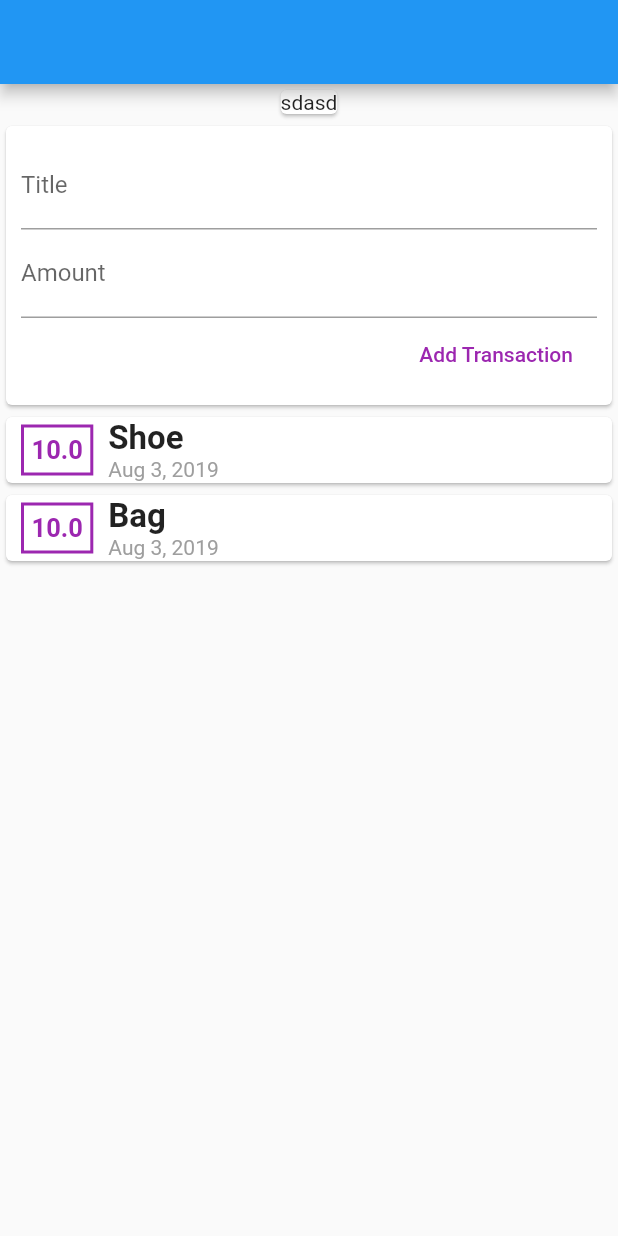
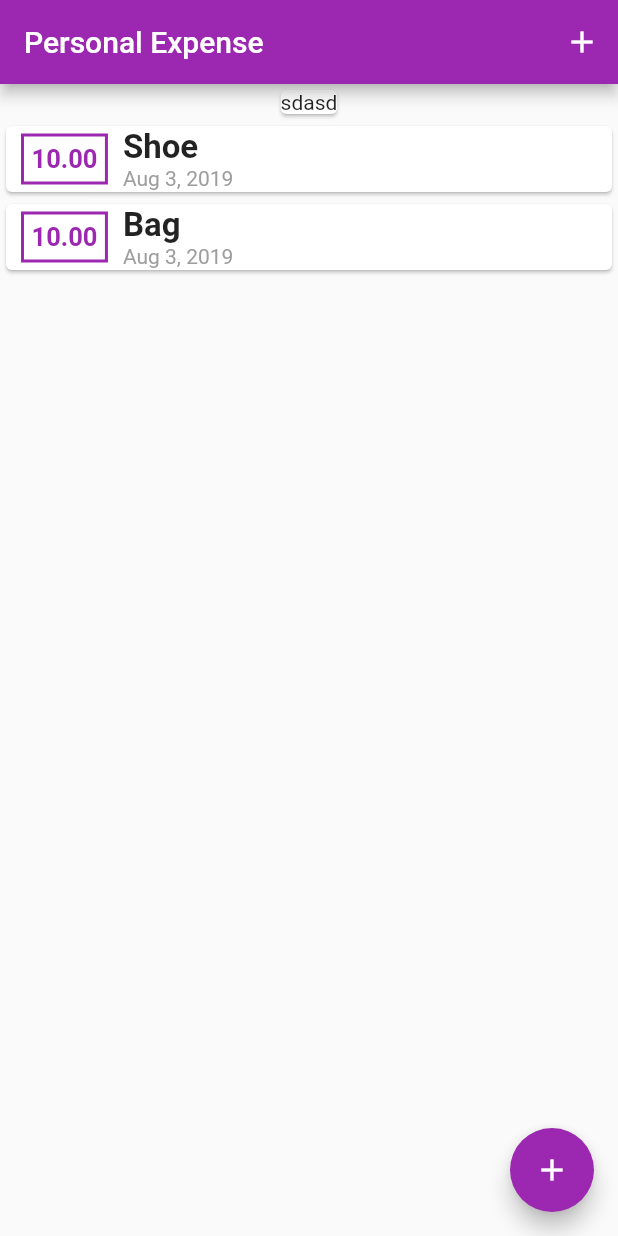
Before and after one commit to beaksickboy/Personal-Expense, a Flutter app: the screen it shows after launch, on a phone screen of 412 x 824 dp. Run offline on Flutter 3.47's test engine with Material 2 defaults, Android fonts, the phone set to English and light mode, and no system bars.

Commit message:
Adding transaction

```diff
--- a/lib/main.dart
+++ b/lib/main.dart
@@ -1,6 +1,7 @@
 import 'package:flutter/material.dart';
 import 'package:personal_expense/transaction-model.dart';
-import 'package:intl/intl.dart';
+import 'package:personal_expense/widget/transaction/transaction-form.dart';
+import 'package:personal_expense/widget/transaction/transaction-list.dart';
 
 void main() => runApp(MyApp());
 
@@ -20,101 +21,75 @@ class MyApp extends StatelessWidget {
         // or simply save your changes to "hot reload" in a Flutter IDE).
         // Notice that the counter didn't reset back to zero; the application
         // is not restarted.
-        primarySwatch: Colors.blue,
+        primarySwatch: Colors.purple,
       ),
       home: MyHomePage(),
     );
   }
 }
 
-class MyHomePage extends StatelessWidget {
-  final List<Transaction> transactions = [
-    Transaction(id: 'One', amount: 10.0, date: DateTime.now(), title: 'Shoe'),
-    Transaction(id: 'Two', amount: 10.0, date: DateTime.now(), title: 'Bag'),
+class MyHomePage extends StatefulWidget {
+  @override
+  _MyHomePageState createState() => _MyHomePageState();
+}
+
+class _MyHomePageState extends State<MyHomePage> {
+  final List<TransactionModel> _transactions = [
+    TransactionModel(
+        id: 'One', amount: 10.0, date: DateTime.now(), title: 'Shoe'),
+    TransactionModel(
+        id: 'Two', amount: 10.0, date: DateTime.now(), title: 'Bag'),
   ];
 
-  final titleEditingController = TextEditingController();
-  final amountEditingController = TextEditingController();
+  void _addTransaction(String title, double amount) {
+    final transaction = TransactionModel(
+        amount: amount, title: title, id: 'what', date: DateTime.now());
+    setState(() {
+      _transactions.add(transaction);
+    });
+  }
+
+  void showTransactionForm(context) {
+    showModalBottomSheet(
+      context: context,
+      builder: (context) {
+        return GestureDetector(
+          child: TransactionForm(_addTransaction),
+          onTap: () {},
+          behavior: HitTestBehavior.opaque,
+        );
+      },
+    );
+  }
 
   @override
   Widget build(BuildContext context) {
     return Scaffold(
-      appBar: AppBar(),
-      body: Column(
+      appBar: AppBar(
+        title: Text('Personal Expense'),
+        actions: <Widget>[
+          IconButton(
+            icon: Icon(Icons.add),
+            onPressed: () => showTransactionForm(context),
+          )
+        ],
+      ),
+      body: SingleChildScrollView(
+        child: Column(
           children: <Widget>[
             Card(
               child: Text('sdasd'),
             ),
-          Card(
-            child: Container(
-              padding: EdgeInsets.all(10.0),
-              child: Column(
-                crossAxisAlignment: CrossAxisAlignment.end,
-                children: <Widget>[
-                  TextField(
-                    decoration: InputDecoration(labelText: 'Title'),
-                    controller: titleEditingController,
-                  ),
-                  TextField(
-                    decoration: InputDecoration(labelText: 'Amount'),
-                    controller: amountEditingController,
-                  ),
-                  FlatButton(
-                    child: Text(
-                      'Add Transaction',
-                      style: TextStyle(color: Colors.purple),
-                    ),
-                    onPressed: () {
-                      print(titleEditingController.text);
-                    },
+            TransactionList(
+              transactions: _transactions,
             )
           ],
         ),
       ),
-          ),
-          Column(
-            children: transactions.map((transaction) {
-              return Card(
-                child: Row(
-                  // mainAxisAlignment: MainAxisAlignment.start,
-                  children: <Widget>[
-                    Container(
-                      child: Text(
-                        '${transaction.amount}',
-                        style: TextStyle(
-                            color: Colors.purple,
-                            fontWeight: FontWeight.bold,
-                            fontSize: 17.0),
-                      ),
-                      decoration: BoxDecoration(
-                        border: Border.all(color: Colors.purple, width: 2.0),
-                      ),
-                      padding: EdgeInsets.all(5.0),
-                      margin:
-                          EdgeInsets.symmetric(vertical: 5.0, horizontal: 10.0),
-                    ),
-                    Column(
-                      crossAxisAlignment: CrossAxisAlignment.start,
-                      children: <Widget>[
-                        Text(
-                          transaction.title,
-                          style: TextStyle(
-                            fontWeight: FontWeight.bold,
-                            fontSize: 22.0,
-                          ),
-                        ),
-                        Text(
-                          DateFormat.yMMMd().format(transaction.date),
-                          style: TextStyle(color: Colors.grey),
-                        ),
-                      ],
-                    )
-                  ],
-                ),
-              );
-            }).toList(),
-          )
-        ],
+      floatingActionButtonLocation: FloatingActionButtonLocation.endFloat,
+      floatingActionButton: FloatingActionButton(
+        child: Icon(Icons.add),
+        onPressed: () => showTransactionForm(context),
       ),
     );
   }
--- a/lib/transaction-model.dart
+++ b/lib/transaction-model.dart
@@ -1,12 +1,12 @@
 import 'package:flutter/foundation.dart';
 
-class Transaction {
+class TransactionModel {
   final String id;
   final String title;
   final double amount;
   final DateTime date;
 
-  Transaction({
+  TransactionModel({
     @required this.id,
     @required this.title,
     @required this.amount,
--- /dev/null
+++ b/lib/widget/transaction/transaction-list.dart
@@ -0,0 +1,64 @@
+import 'package:flutter/material.dart';
+import 'package:personal_expense/transaction-model.dart';
+import 'package:intl/intl.dart';
+
+class TransactionList extends StatelessWidget {
+  final List<TransactionModel> transactions;
+
+  TransactionList({this.transactions});
+
+  @override
+  Widget build(context) {
+    return Container(
+      height: 500,
+      child: ListView.builder(
+        itemBuilder: (context, index) {
+          return Card(
+            child: Row(
+              children: <Widget>[
+                Container(
+                  child: Text(
+                    transactions[index].amount.toStringAsFixed(2),
+                    style: TextStyle(
+                      color: Theme.of(context).primaryColor,
+                      fontWeight: FontWeight.bold,
+                      fontSize: 17.0,
+                    ),
+                  ),
+                  decoration: BoxDecoration(
+                    border: Border.all(
+                      color: Theme.of(context).primaryColor,
+                      width: 2.0,
+                    ),
+                  ),
+                  padding: EdgeInsets.all(5.0),
+                  margin: EdgeInsets.symmetric(
+                    vertical: 5.0,
+                    horizontal: 10.0,
+                  ),
+                ),
+                Column(
+                  crossAxisAlignment: CrossAxisAlignment.start,
+                  children: <Widget>[
+                    Text(
+                      transactions[index].title,
+                      style: TextStyle(
+                        fontWeight: FontWeight.bold,
+                        fontSize: 22.0,
+                      ),
+                    ),
+                    Text(
+                      DateFormat.yMMMd().format(transactions[index].date),
+                      style: TextStyle(color: Colors.grey),
+                    ),
+                  ],
+                )
+              ],
+            ),
+          );
+        },
+        itemCount: transactions.length,
+      ),
+    );
+  }
+}
```
Also changed, not shown: lib/widget/transaction/transaction-form.dart (added, +56 -0 lines). Lines whose indentation alone changed are shown as unchanged.
